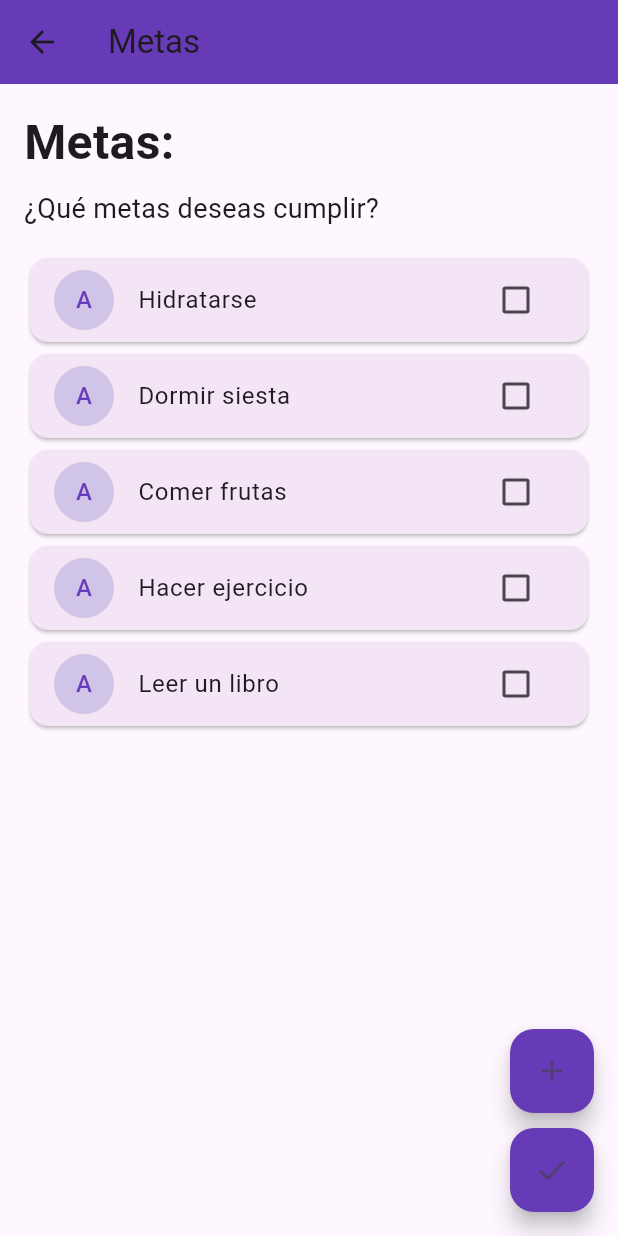
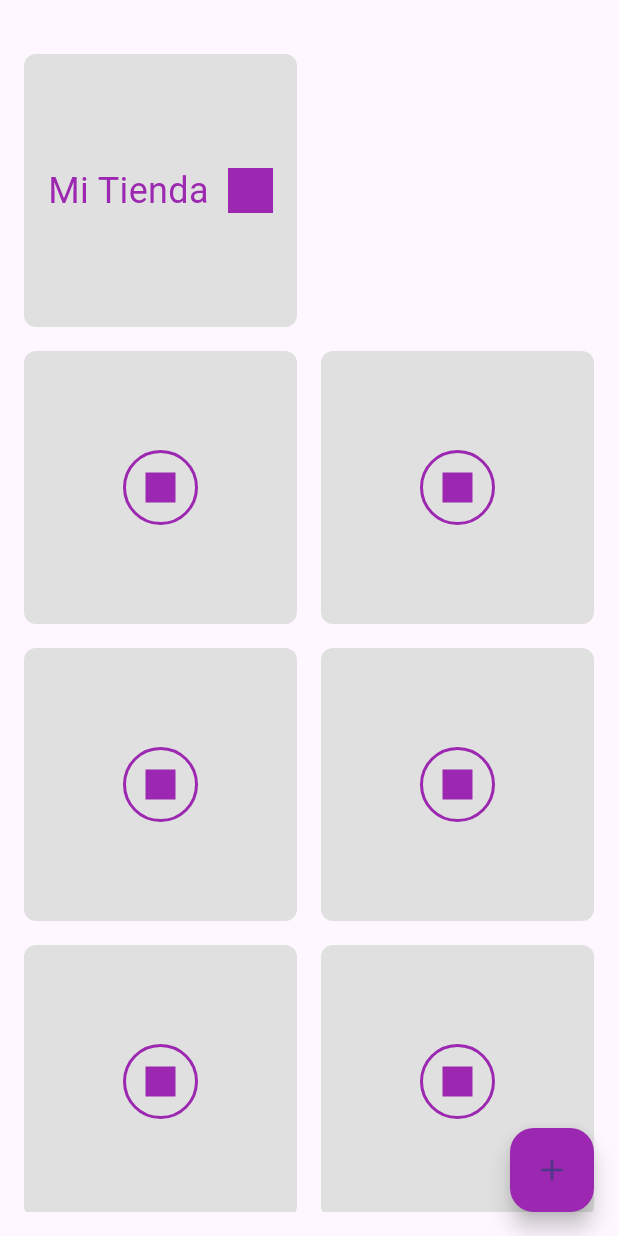
Before and after one commit to August1751/MiMejorSer_App, a Flutter app: the MetasPage screen opened directly, after a tap on the "check" icon, on a phone screen of 412 x 824 dp. Run offline on Flutter 3.47's test engine with Material 3 defaults, Android fonts, the phone set to English and light mode, and no system bars; our stand-ins replace get.

Commit message:
Correción metas e inicio homepage

```diff
--- a/lib/main.dart
+++ b/lib/main.dart
@@ -1,6 +1,6 @@
 import 'package:flutter/material.dart';
 import 'package:get/get.dart';
-import 'home.dart'; // Importa el archivo nuevo
+import 'ui/pages/HomePage/home.dart'; // Importa el archivo nuevo
 
 void main() {
   runApp(const MyApp());
@@ -18,7 +18,7 @@ class MyApp extends StatelessWidget {
         colorScheme: ColorScheme.fromSeed(seedColor: Colors.deepPurple),
         useMaterial3: true,
       ),
-      home: const HomePage(), // Utiliza la pantalla de login
+      home: Home(), // Utiliza la pantalla de login
     );
   }
 }
--- a/lib/home.dart
+++ b/lib/start.dart
@@ -1,7 +1,7 @@
 import 'package:flutter/material.dart';
 import 'package:get/get.dart';
-import 'ui/pages/Auth/login.dart';
-import 'ui/pages/Auth/signup.dart';
+import 'ui/pages/Auth/iniciar_sesion.dart';
+import 'ui/pages/Auth/registrarse.dart';
 
 class HomePage extends StatelessWidget {
   const HomePage({super.key});
--- a/lib/ui/pages/Auth/login.dart
+++ b/lib/ui/pages/Auth/iniciar_sesion.dart
@@ -1,5 +1,6 @@
 import 'package:flutter/material.dart';
 import 'package:get/get.dart';
+import '../HomePage/home.dart';
 
 class LoginScreen extends StatefulWidget {
   const LoginScreen({Key? key, required this.email, required this.password})
@@ -83,7 +84,7 @@ class _LoginScreenState extends State<LoginScreen> {
                       if (form.validate()) {
                         if (widget.email == _emailController.text &&
                             widget.password == _passwordController.text) {
-                          //Get.OfAll(homepage)
+                              Get.to(Home());
                         } else {
                           const snackBar = SnackBar(
                             content: Text('User or passwor nok'),
--- a/lib/ui/pages/Auth/firsttime.dart
+++ b/lib/ui/pages/Auth/metas_primera_vez.dart
@@ -1,7 +1,9 @@
 import 'package:flutter/material.dart';
+import 'package:get/get.dart';
 import '../../Classess/metas.dart';
-import '../../Classess/metas_booleans.dart';
-import '../../Classess/metas_quantification.dart';
+import '../../Classess/metas_booleana.dart';
+import '../../Classess/metas_cuantificable.dart';
+import '../HomePage/home.dart';
 
 class MetasPage extends StatefulWidget {
   const MetasPage({Key? key}) : super(key: key);
@@ -189,7 +191,7 @@ class _MetasPageState extends State<MetasPage> {
           const SizedBox(height: 10),
           FloatingActionButton(
             onPressed: () {
-              // Puedes agregar la funcionalidad para "guardar" las metas
+              Get.to(Home());
             },
             backgroundColor: Colors.deepPurple,
             child: const Icon(Icons.check),
--- a/lib/ui/pages/Auth/signup.dart
+++ b/lib/ui/pages/Auth/registrarse.dart
@@ -1,6 +1,6 @@
 import 'package:flutter/material.dart';
 import 'package:get/get.dart';
-import 'firsttime.dart';
+import 'metas_primera_vez.dart';
 
 class SignUpPage extends StatefulWidget {
   const SignUpPage({Key? key}) : super(key: key);
--- /dev/null
+++ b/lib/ui/pages/HomePage/home.dart
@@ -0,0 +1,118 @@
+import 'package:flutter/material.dart';
+
+class Home extends StatelessWidget {
+  @override
+  Widget build(BuildContext context) {
+    return MaterialApp(
+      home: Scaffold(
+        body: Padding(
+          padding: const EdgeInsets.all(16.0),
+          child: Column(
+            children: [
+              // Espacio superior
+              SizedBox(height: 20),
+
+              // Usamos un Expanded para hacer que el grid ocupe el espacio restante
+              Expanded(
+                child: GridView.count(
+                  crossAxisCount: 2, // Dos columnas
+                  crossAxisSpacing: 16,
+                  mainAxisSpacing: 16,
+                  childAspectRatio: 1, // Relación de aspecto 1:1
+                  children: [
+                    // "Mi Tienda" ocupará las dos columnas
+                    GridTile(
+                      child: Container(
+                        decoration: BoxDecoration(
+                          color: Colors.grey[300], // Fondo gris
+                          borderRadius: BorderRadius.circular(8),
+                        ),
+                        padding: EdgeInsets.all(16),
+                        child: Row(
+                          mainAxisAlignment: MainAxisAlignment.spaceBetween,
+                          children: [
+                            Text(
+                              'Mi Tienda',
+                              style: TextStyle(
+                                color: Colors.purple, // Texto morado
+                                fontSize: 24,
+                              ),
+                            ),
+                            Container(
+                              width: 30,
+                              height: 30,
+                              color: Colors.purple, // Cuadrado morado
+                            ),
+                          ],
+                        ),
+                      ),
+                    ),
+                    // Añadimos un SizedBox para hacer que "Mi Tienda" ocupe toda la fila
+                    SizedBox.shrink(),
+
+                    // Ítems del grid
+                    ...List.generate(6, (index) {
+                      return CustomGridItem(); // Ítems interactivos
+                    }),
+                  ],
+                ),
+              ),
+            ],
+          ),
+        ),
+        floatingActionButton: FloatingActionButton(
+          onPressed: () {
+            // Acción al presionar el FAB
+          },
+          backgroundColor: Colors.purple,
+          child: Icon(Icons.add),
+        ),
+      ),
+    );
+  }
+}
+
+class CustomGridItem extends StatefulWidget {
+  @override
+  _CustomGridItemState createState() => _CustomGridItemState();
+}
+
+class _CustomGridItemState extends State<CustomGridItem> {
+  bool isPressed = false;
+
+  void _handleTap() {
+    setState(() {
+      isPressed = !isPressed; // Cambia el estado al presionar
+    });
+  }
+
+  @override
+  Widget build(BuildContext context) {
+    return GestureDetector(
+      onTap: _handleTap, // Detecta cuando el widget es presionado
+      child: Container(
+        decoration: BoxDecoration(
+          color: Colors.grey[300], // Fondo gris claro
+          borderRadius: BorderRadius.circular(8), // Bordes redondeados
+        ),
+        child: Center(
+          child: Container(
+            width: 50,
+            height: 50,
+            decoration: BoxDecoration(
+              shape: BoxShape.circle,
+              border: Border.all(color: Colors.purple, width: 2), // Borde morado
+            ),
+            child: Center(
+              child: Container(
+                width: 20,
+                height: 20,
+                color: isPressed ? Colors.green : Colors.purple, // Cambia de color cuando se presiona
+              ),
+            ),
+          ),
+        ),
+      ),
+    );
+  }
+}
--- a/pubspec.yaml
+++ b/pubspec.yaml
@@ -36,6 +36,7 @@ dependencies:
   # Use with the CupertinoIcons class for iOS style icons.
   cupertino_icons: ^1.0.8
   get: ^4.6.6
+  flutter_staggered_grid_view: ^0.6.1
 
 dev_dependencies:
   flutter_test:
```
Also changed, not shown: lib/ui/Classess/metas_booleana.dart (renamed from lib/ui/Classess/metas_booleans.dart), lib/ui/Classess/metas_cuantificable.dart (renamed from lib/ui/Classess/metas_quantification.dart), lib/ui/pages/HomePage/homepage.dart (deleted), pubspec.lock.
